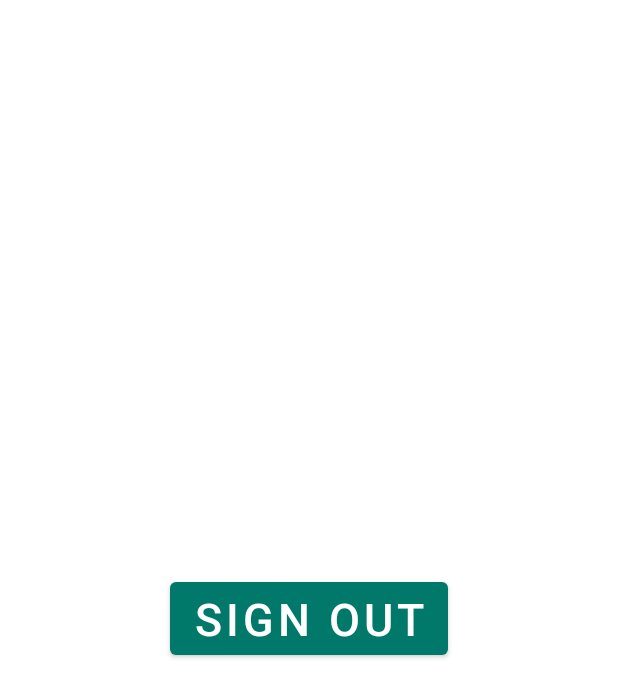
After one commit to jithmisha/StoryCatcherProject1, an Android app: the Profile screen opened directly, with no data from a screen before it, on a phone screen of 412 x 824 dp. The commit adds this screen. Shown: the top 697 px of the screen. Run offline under Robolectric (Android 15) with nearby library versions, the phone set to English and light mode, and no system bars; our stand-ins replace Firebase (no records; nobody signed in at launch, a user with empty details on screens opened directly).

Commit message:
Database2

```diff
--- a/app/src/main/AndroidManifest.xml
+++ b/app/src/main/AndroidManifest.xml
@@ -2,7 +2,8 @@
 <manifest xmlns:android="http://schemas.android.com/apk/res/android"
     package="com.storycatcher.storycatcher">
 
-    <uses-permission android:name="android.permission.INTERNET"/>
+    <uses-permission android:name="android.permission.INTERNET" />
+
     <application
         android:allowBackup="true"
         android:icon="@mipmap/ic_launcher"
@@ -10,6 +11,7 @@
         android:roundIcon="@mipmap/ic_launcher_round"
         android:supportsRtl="true"
         android:theme="@style/Theme.StoryCatcher">
+        <activity android:name=".Profile"></activity>
         <activity android:name=".PasswordActivity" />
         <activity android:name=".SignOrRegister" />
         <activity android:name=".SplashScreen">
--- /dev/null
+++ b/app/src/main/java/com/storycatcher/storycatcher/Profile.java
@@ -0,0 +1,41 @@
+package com.storycatcher.storycatcher;
+
+import androidx.appcompat.app.AppCompatActivity;
+
+import android.content.Intent;
+import android.os.Bundle;
+import android.view.View;
+import android.widget.Button;
+import android.widget.TextView;
+
+import com.google.firebase.auth.FirebaseAuth;
+
+public class Profile extends AppCompatActivity {
+    FirebaseAuth objectFirebaseAuth;
+    TextView textTV;
+    private Button logOutButton;
+
+    @Override
+    protected void onCreate(Bundle savedInstanceState) {
+        super.onCreate(savedInstanceState);
+        setContentView(R.layout.activity_profile);
+
+        objectFirebaseAuth=FirebaseAuth.getInstance();
+        logOutButton=findViewById(R.id.SignOutbutton);
+        textTV=findViewById(R.id.text);
+        if(objectFirebaseAuth!=null){
+            String currentUser=objectFirebaseAuth.getCurrentUser().getEmail();
+            textTV.setText(currentUser);
+        }
+        logOutButton.setOnClickListener(new View.OnClickListener() {
+            @Override
+            public void onClick(View v) {
+                if(objectFirebaseAuth!=null){
+                    objectFirebaseAuth.signOut();
+                    startActivity(new Intent(Profile.this,SignOrRegister.class));
+                    finish();
+                }
+            }
+        });
+    }
+}
--- /dev/null
+++ b/app/src/main/res/layout/activity_profile.xml
@@ -0,0 +1,33 @@
+<?xml version="1.0" encoding="utf-8"?>
+<androidx.constraintlayout.widget.ConstraintLayout xmlns:android="http://schemas.android.com/apk/res/android"
+    xmlns:app="http://schemas.android.com/apk/res-auto"
+    xmlns:tools="http://schemas.android.com/tools"
+    android:layout_width="match_parent"
+    android:layout_height="match_parent"
+    tools:context=".Profile">
+
+    <Button
+        android:id="@+id/SignOutbutton"
+        android:layout_width="wrap_content"
+        android:layout_height="wrap_content"
+        android:text="Sign out"
+        app:backgroundTint="#00796B"
+        android:textSize="30sp"
+        app:layout_constraintBottom_toBottomOf="parent"
+        app:layout_constraintEnd_toEndOf="parent"
+        app:layout_constraintStart_toStartOf="parent"
+        app:layout_constraintTop_toTopOf="parent" />
+
+    <TextView
+        android:id="@+id/text"
+        android:layout_width="wrap_content"
+        android:layout_height="wrap_content"
+        android:text="Email Address"
+        android:textSize="30sp"
+        app:layout_constraintBottom_toTopOf="@+id/SignOutbutton"
+        app:layout_constraintEnd_toEndOf="parent"
+        app:layout_constraintStart_toStartOf="parent"
+        app:layout_constraintTop_toTopOf="parent"
+        tools:ignore="MissingConstraints" />
+
+</androidx.constraintlayout.widget.ConstraintLayout>
--- a/app/src/main/res/layout/register_tab_fragment.xml
+++ b/app/src/main/res/layout/register_tab_fragment.xml
@@ -35,7 +35,7 @@
             android:paddingStart="20dp" />
 
         <EditText
-            android:id="@+id/userId"
+            android:id="@+id/userID"
             android:layout_width="0dp"
             android:layout_height="wrap_content"
             android:layout_marginTop="20dp"
@@ -72,7 +72,7 @@
             app:layout_constraintEnd_toEndOf="parent"
             app:layout_constraintHorizontal_bias=".5"
             app:layout_constraintStart_toStartOf="parent"
-            app:layout_constraintTop_toBottomOf="@+id/userId"
+            app:layout_constraintTop_toBottomOf="@+id/userID"
             app:layout_constraintVertical_bias="0"
             app:layout_constraintWidth_percent=".8"
             android:paddingStart="20dp"
```
Also changed, not shown: app/src/main/java/com/storycatcher/storycatcher/LoginTabFragment.java (+79 -16 lines), app/src/main/java/com/storycatcher/storycatcher/RegisterTabFragment.java (+7 -5 lines), app/src/main/res/layout/login_tab_fragment.xml (+5 -3 lines).
